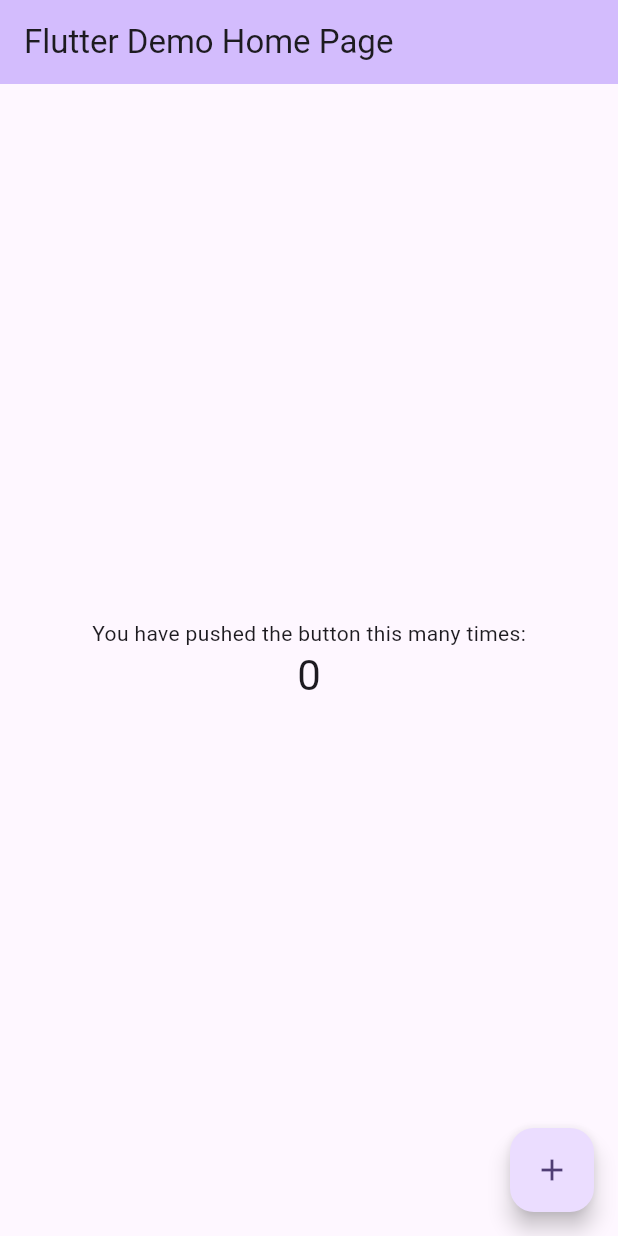
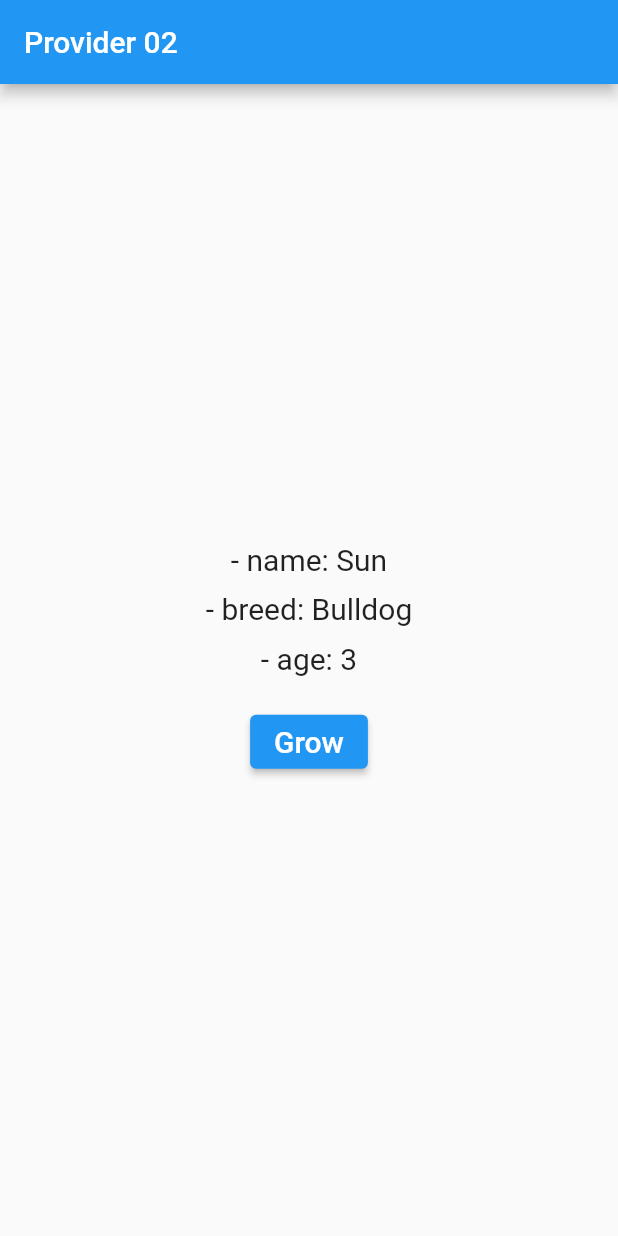
Before and after one commit to Bullets-jyr/provider_overview_02, a Flutter app: the screen it shows after launch, on a phone screen of 412 x 824 dp. Run offline on Flutter 3.47's test engine with Material 2 defaults, Android fonts, the phone set to English and light mode, and no system bars.

Commit message:
8. Provider를 이용한 Dependency Injection

```diff
--- a/analysis_options.yaml
+++ b/analysis_options.yaml
@@ -7,7 +7,7 @@
 
 # The following line activates a set of recommended lints for Flutter apps,
 # packages, and plugins designed to encourage good coding practices.
-include: package:flutter_lints/flutter.yaml
+# include: package:flutter_lints/flutter.yaml
 
 linter:
   # The lint rules applied to this project can be customized in the
--- a/lib/main.dart
+++ b/lib/main.dart
@@ -1,4 +1,6 @@
 import 'package:flutter/material.dart';
+import 'package:provider/provider.dart';
+import 'package:provider_overview_02/models/dog.dart';
 
 void main() {
   runApp(const MyApp());
@@ -7,119 +9,96 @@ void main() {
 class MyApp extends StatelessWidget {
   const MyApp({super.key});
 
-  // This widget is the root of your application.
   @override
   Widget build(BuildContext context) {
-    return MaterialApp(
-      title: 'Flutter Demo',
-      theme: ThemeData(
-        // This is the theme of your application.
-        //
-        // TRY THIS: Try running your application with "flutter run". You'll see
-        // the application has a blue toolbar. Then, without quitting the app,
-        // try changing the seedColor in the colorScheme below to Colors.green
-        // and then invoke "hot reload" (save your changes or press the "hot
-        // reload" button in a Flutter-supported IDE, or press "r" if you used
-        // the command line to start the app).
-        //
-        // Notice that the counter didn't reset back to zero; the application
-        // state is not lost during the reload. To reset the state, use hot
-        // restart instead.
-        //
-        // This works for code too, not just values: Most code changes can be
-        // tested with just a hot reload.
-        colorScheme: ColorScheme.fromSeed(seedColor: Colors.deepPurple),
-        useMaterial3: true,
+    return Provider<Dog>(
+      create: (context) => Dog(
+        name: 'Sun',
+        breed: 'Bulldog',
+        age: 3,
       ),
-      home: const MyHomePage(title: 'Flutter Demo Home Page'),
+      child: MaterialApp(
+        title: 'Provider 02',
+        debugShowCheckedModeBanner: false,
+        theme: ThemeData(
+          primarySwatch: Colors.blue,
+        ),
+        home: const MyHomePage(),
+      ),
     );
   }
 }
 
-class MyHomePage extends StatefulWidget {
-  const MyHomePage({super.key, required this.title});
-
-  // This widget is the home page of your application. It is stateful, meaning
-  // that it has a State object (defined below) that contains fields that affect
-  // how it looks.
-
-  // This class is the configuration for the state. It holds the values (in this
-  // case the title) provided by the parent (in this case the App widget) and
-  // used by the build method of the State. Fields in a Widget subclass are
-  // always marked "final".
-
-  final String title;
-
-  @override
-  State<MyHomePage> createState() => _MyHomePageState();
-}
-
-class _MyHomePageState extends State<MyHomePage> {
-  int _counter = 0;
-
-  void _incrementCounter() {
-    setState(() {
-      // This call to setState tells the Flutter framework that something has
-      // changed in this State, which causes it to rerun the build method below
-      // so that the display can reflect the updated values. If we changed
-      // _counter without calling setState(), then the build method would not be
-      // called again, and so nothing would appear to happen.
-      _counter++;
-    });
-  }
+class MyHomePage extends StatelessWidget {
+  const MyHomePage({super.key});
 
   @override
   Widget build(BuildContext context) {
-    // This method is rerun every time setState is called, for instance as done
-    // by the _incrementCounter method above.
-    //
-    // The Flutter framework has been optimized to make rerunning build methods
-    // fast, so that you can just rebuild anything that needs updating rather
-    // than having to individually change instances of widgets.
     return Scaffold(
       appBar: AppBar(
-        // TRY THIS: Try changing the color here to a specific color (to
-        // Colors.amber, perhaps?) and trigger a hot reload to see the AppBar
-        // change color while the other colors stay the same.
-        backgroundColor: Theme.of(context).colorScheme.inversePrimary,
-        // Here we take the value from the MyHomePage object that was created by
-        // the App.build method, and use it to set our appbar title.
-        title: Text(widget.title),
+        title: Text('Provider 02'),
       ),
       body: Center(
-        // Center is a layout widget. It takes a single child and positions it
-        // in the middle of the parent.
         child: Column(
-          // Column is also a layout widget. It takes a list of children and
-          // arranges them vertically. By default, it sizes itself to fit its
-          // children horizontally, and tries to be as tall as its parent.
-          //
-          // Column has various properties to control how it sizes itself and
-          // how it positions its children. Here we use mainAxisAlignment to
-          // center the children vertically; the main axis here is the vertical
-          // axis because Columns are vertical (the cross axis would be
-          // horizontal).
-          //
-          // TRY THIS: Invoke "debug painting" (choose the "Toggle Debug Paint"
-          // action in the IDE, or press "p" in the console), to see the
-          // wireframe for each widget.
           mainAxisAlignment: MainAxisAlignment.center,
-          children: <Widget>[
-            const Text(
-              'You have pushed the button this many times:',
+          // Column위젯의 사이즈의 Children들의 사이즈만큼만 차지하도록 MainAxisSize.min으로 설정하였습니다.
+          mainAxisSize: MainAxisSize.min,
+          children: [
+            Text(
+              '- name: ${Provider.of<Dog>(context).name}',
+              style: TextStyle(fontSize: 20.0),
             ),
-            Text(
-              '$_counter',
-              style: Theme.of(context).textTheme.headlineMedium,
-            ),
+            SizedBox(height: 10.0),
+            BreedAndAge(),
           ],
         ),
       ),
-      floatingActionButton: FloatingActionButton(
-        onPressed: _incrementCounter,
-        tooltip: 'Increment',
-        child: const Icon(Icons.add),
-      ), // This trailing comma makes auto-formatting nicer for build methods.
     );
   }
 }
+
+class BreedAndAge extends StatelessWidget {
+  const BreedAndAge({super.key});
+
+  @override
+  Widget build(BuildContext context) {
+    return Column(
+      children: [
+        Text(
+          '- breed: ${Provider.of<Dog>(context).breed}',
+          style: TextStyle(fontSize: 20.0),
+        ),
+        SizedBox(
+          height: 10.0,
+        ),
+        Age(),
+      ],
+    );
+  }
+}
+
+class Age extends StatelessWidget {
+  const Age({super.key});
+
+  @override
+  Widget build(BuildContext context) {
+    return Column(
+      children: [
+        Text(
+          '- age: ${Provider.of<Dog>(context).age}',
+          style: TextStyle(fontSize: 20.0),
+        ),
+        SizedBox(height: 20.0),
+        ElevatedButton(
+          onPressed: () => Provider.of<Dog>(context, listen: false).grow(),
+          child: Text(
+            'Grow',
+            style: TextStyle(
+              fontSize: 20.0,
+            ),
+          ),
+        ),
+      ],
+    );
+  }
+}
--- /dev/null
+++ b/lib/models/dog.dart
@@ -0,0 +1,16 @@
+class Dog {
+  final String name;
+  final String breed;
+  int age;
+
+  Dog({
+    required this.name,
+    required this.breed,
+    this.age = 1,
+  });
+
+  void grow() {
+    age++;
+    print('age: $age');
+  }
+}
--- a/pubspec.yaml
+++ b/pubspec.yaml
@@ -35,6 +35,7 @@ dependencies:
   # The following adds the Cupertino Icons font to your application.
   # Use with the CupertinoIcons class for iOS style icons.
   cupertino_icons: ^1.0.2
+  provider: ^6.0.5
 
 dev_dependencies:
   flutter_test:
```
Also changed, not shown: pubspec.lock.
